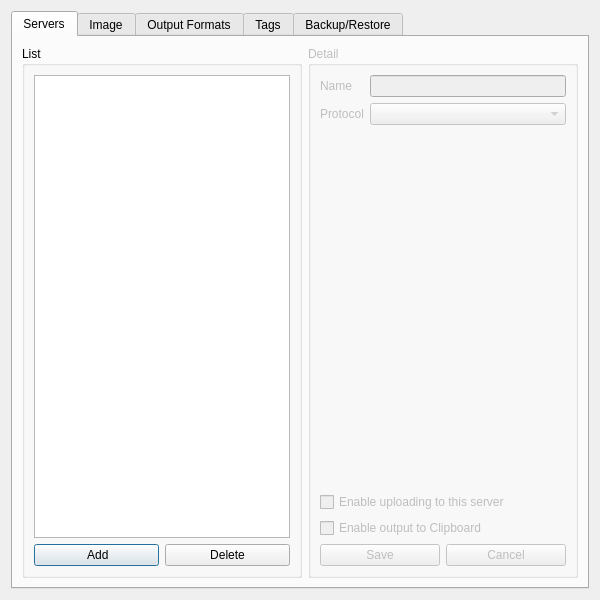
klesh/fu, file src/configdialog.ui: the form before one commit.
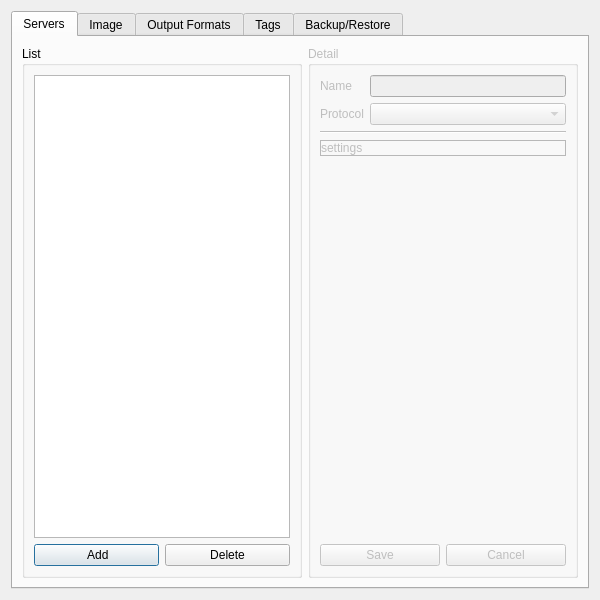
The form after the commit. The open tabs and pages were chosen to show the change. Icons and pictures are not drawn.

Commit message: [feature] server append/update

Diff of the .ui file:
```diff
--- a/src/configdialog.ui
+++ b/src/configdialog.ui
@@ -31,7 +31,7 @@
       </attribute>
       <layout class="QHBoxLayout" name="horizontalLayout_2">
        <item>
-        <widget class="QGroupBox" name="grpServerDetail">
+        <widget class="QGroupBox" name="grpServerList">
          <property name="title">
           <string>List</string>
          </property>
@@ -61,7 +61,7 @@
         </widget>
        </item>
        <item>
-        <widget class="QGroupBox" name="grpServerList">
+        <widget class="QGroupBox" name="grpServerForm">
          <property name="enabled">
           <bool>false</bool>
          </property>
@@ -96,6 +96,44 @@
             </item>
            </layout>
           </item>
+          <item>
+           <widget class="Line" name="line">
+            <property name="orientation">
+             <enum>Qt::Horizontal</enum>
+            </property>
+           </widget>
+          </item>
+          <item>
+           <widget class="QFrame" name="frmServerSettings">
+            <property name="frameShape">
+             <enum>QFrame::StyledPanel</enum>
+            </property>
+            <property name="frameShadow">
+             <enum>QFrame::Raised</enum>
+            </property>
+            <layout class="QFormLayout" name="formLayout_2">
+             <property name="leftMargin">
+              <number>0</number>
+             </property>
+             <property name="topMargin">
+              <number>0</number>
+             </property>
+             <property name="rightMargin">
+              <number>0</number>
+             </property>
+             <property name="bottomMargin">
+              <number>0</number>
+             </property>
+             <item row="0" column="0">
+              <widget class="QLabel" name="label">
+               <property name="text">
+                <string>settings</string>
+               </property>
+              </widget>
+             </item>
+            </layout>
+           </widget>
+          </item>
           <item>
            <spacer name="verticalSpacer_3">
             <property name="orientation">
@@ -110,21 +148,7 @@
            </spacer>
           </item>
           <item>
-           <widget class="QCheckBox" name="cbxAlwayUpload">
-            <property name="text">
-             <string>Enable uploading to this server</string>
-            </property>
-           </widget>
-          </item>
-          <item>
-           <widget class="QCheckBox" name="cbxDontOutput">
-            <property name="text">
-             <string>Enable output to Clipboard</string>
-            </property>
-           </widget>
-          </item>
-          <item>
-           <layout class="QHBoxLayout" name="lotServerDetailButtons">
+           <layout class="QHBoxLayout" name="lotServerFormButtons">
             <property name="sizeConstraint">
              <enum>QLayout::SetDefaultConstraint</enum>
             </property>
```
Left out of the diff: 16 changed lines with no effect on the pictures. The commit also changes 23 other files.
